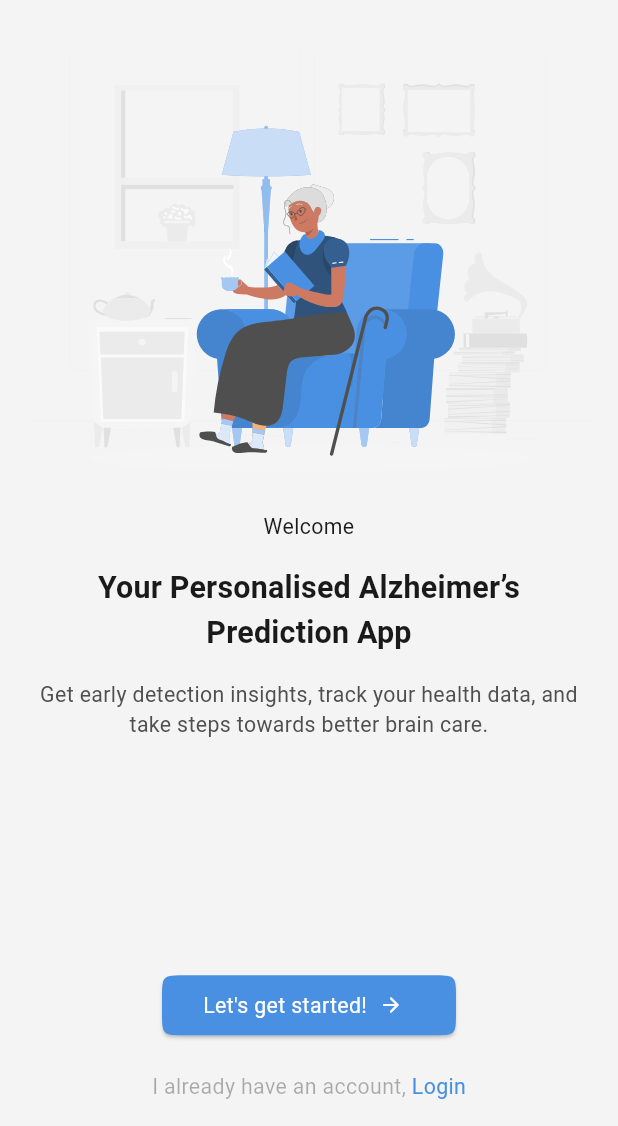
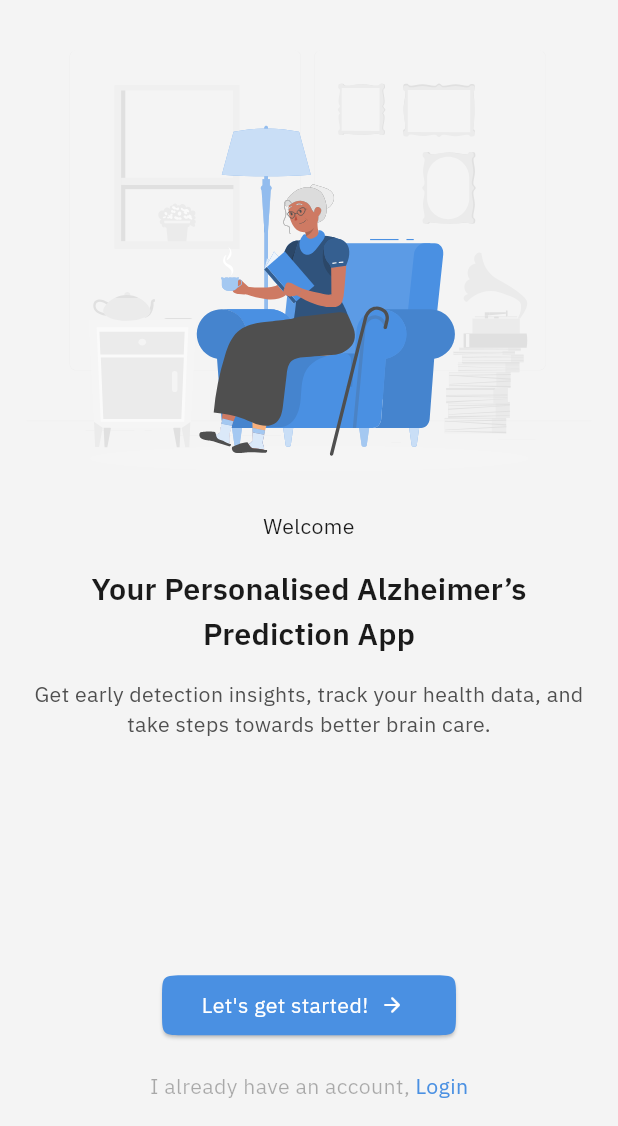
Before and after one commit to ahmedalnagdy18/alopr, a Flutter app: the screen it shows after launch, on a phone screen of 412 x 824 dp, the part 110-1236 px from its top. Run offline on Flutter 3.47's test engine with Material 3 defaults, Android fonts, the phone set to English and light mode, and no system bars; our stand-ins replace dots_indicator, email_validator, flutter_bloc, flutter_screenutil, flutter_svg, flutter_switch and 3 more.

Commit message:
edit in text

```diff
--- a/lib/core/theme/app_theme.dart
+++ b/lib/core/theme/app_theme.dart
@@ -15,22 +15,23 @@ final appThemeData = {
     scaffoldBackgroundColor: AppColors.backgroundLight,
     brightness: Brightness.light,
     textTheme: GoogleFonts.ibmPlexSansTextTheme().copyWith(
-      titleLarge: const TextStyle(color: AppColors.headingLight),
-      titleMedium: const TextStyle(color: AppColors.headingLight),
-      titleSmall: const TextStyle(color: AppColors.headingLight),
-      bodyMedium: const TextStyle(color: AppColors.headingLight),
-      bodySmall: const TextStyle(color: AppColors.headingLight),
+      titleLarge: GoogleFonts.ibmPlexSans(
+          color: AppColors.headingLight, fontWeight: FontWeight.w700),
+      titleMedium: GoogleFonts.ibmPlexSans(color: AppColors.headingLight),
+      titleSmall: GoogleFonts.ibmPlexSans(color: AppColors.headingLight),
+      bodyMedium: GoogleFonts.ibmPlexSans(color: AppColors.headingLight),
+      bodySmall: GoogleFonts.ibmPlexSans(color: AppColors.headingLight),
     ),
   ),
   AppTheme.dark: ThemeData(
     scaffoldBackgroundColor: AppColors.backgroundDark,
     brightness: Brightness.dark,
     textTheme: GoogleFonts.ibmPlexSansTextTheme().copyWith(
-      titleLarge: const TextStyle(color: AppColors.headingDark),
-      titleMedium: const TextStyle(color: AppColors.headingDark),
-      titleSmall: const TextStyle(color: AppColors.headingDark),
-      bodyMedium: const TextStyle(color: AppColors.headingDark),
-      bodySmall: const TextStyle(color: AppColors.headingDark),
+      titleLarge: GoogleFonts.ibmPlexSans(color: AppColors.headingDark),
+      titleMedium: GoogleFonts.ibmPlexSans(color: AppColors.headingDark),
+      titleSmall: GoogleFonts.ibmPlexSans(color: AppColors.headingDark),
+      bodyMedium: GoogleFonts.ibmPlexSans(color: AppColors.headingDark),
+      bodySmall: GoogleFonts.ibmPlexSans(color: AppColors.headingDark),
     ),
   ),
 };
--- a/lib/features/authentication/presentation/screens/login_page.dart
+++ b/lib/features/authentication/presentation/screens/login_page.dart
@@ -107,7 +107,7 @@ class _LoginPageState extends State<LoginPage> {
                               FilteringTextInputFormatter.deny(RegExp(r'\s')),
                             ],
                             validator: AuthValidators.email,
-                            hintText: " Please enter a valid email address",
+                            hintText: "Email Address",
                           ),
                           SizedBox(height: 12.h),
                           Text(
```
